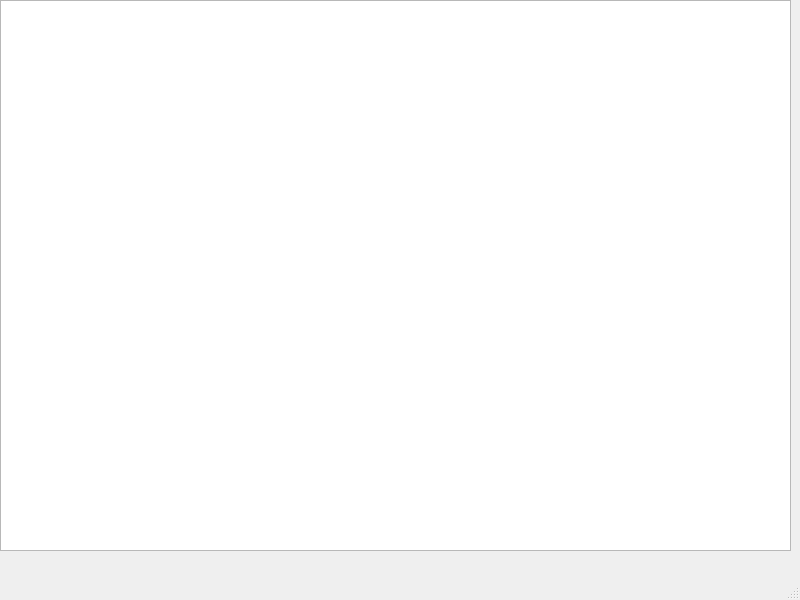
Above: ui-graphicsWindow.ui from Direction-des-inventaires-forestiers/StereoPhoto before the change. Below: the same form after it.
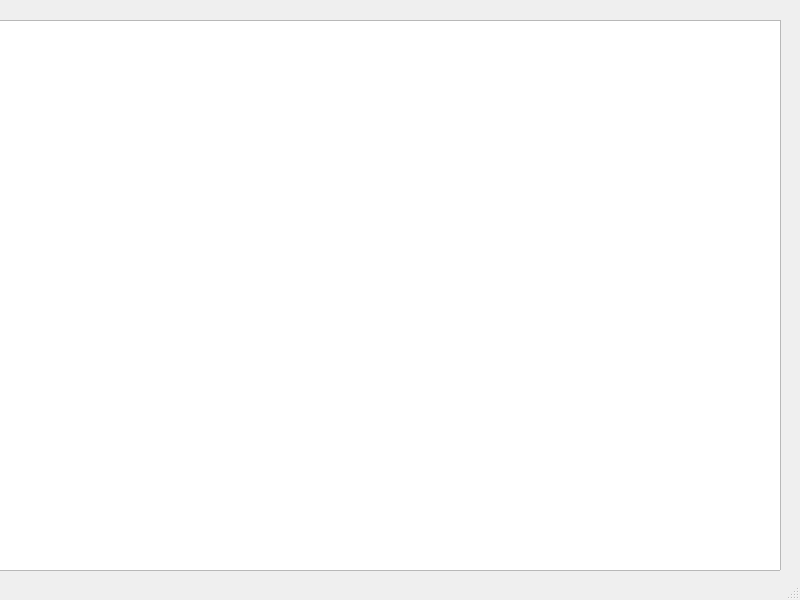
That is the form after the change.

Patch:
```diff
--- a/ui-graphicsWindow.ui
+++ b/ui-graphicsWindow.ui
@@ -17,8 +17,8 @@
    <widget class="QGraphicsView" name="graphicsView">
     <property name="geometry">
      <rect>
-      <x>0</x>
-      <y>0</y>
+      <x>-10</x>
+      <y>20</y>
       <width>791</width>
       <height>551</height>
      </rect>
```
Left out of the diff: 10 changed lines with no effect on the pictures.
